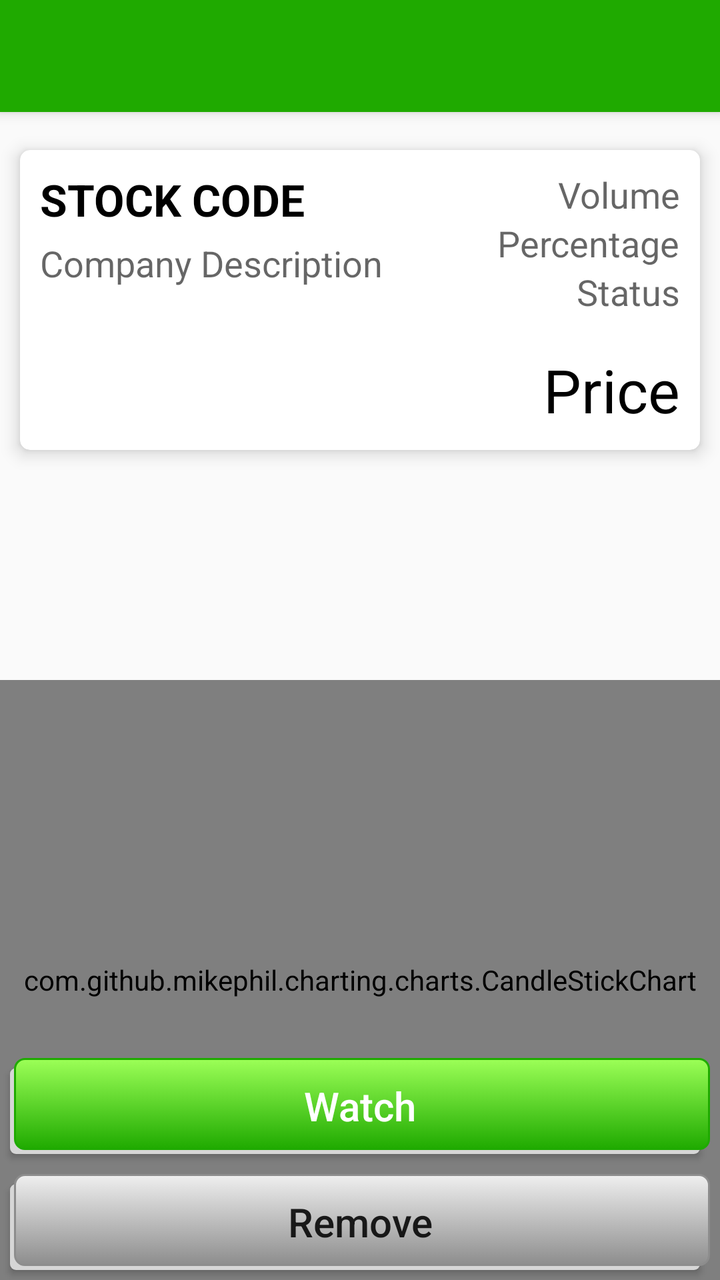
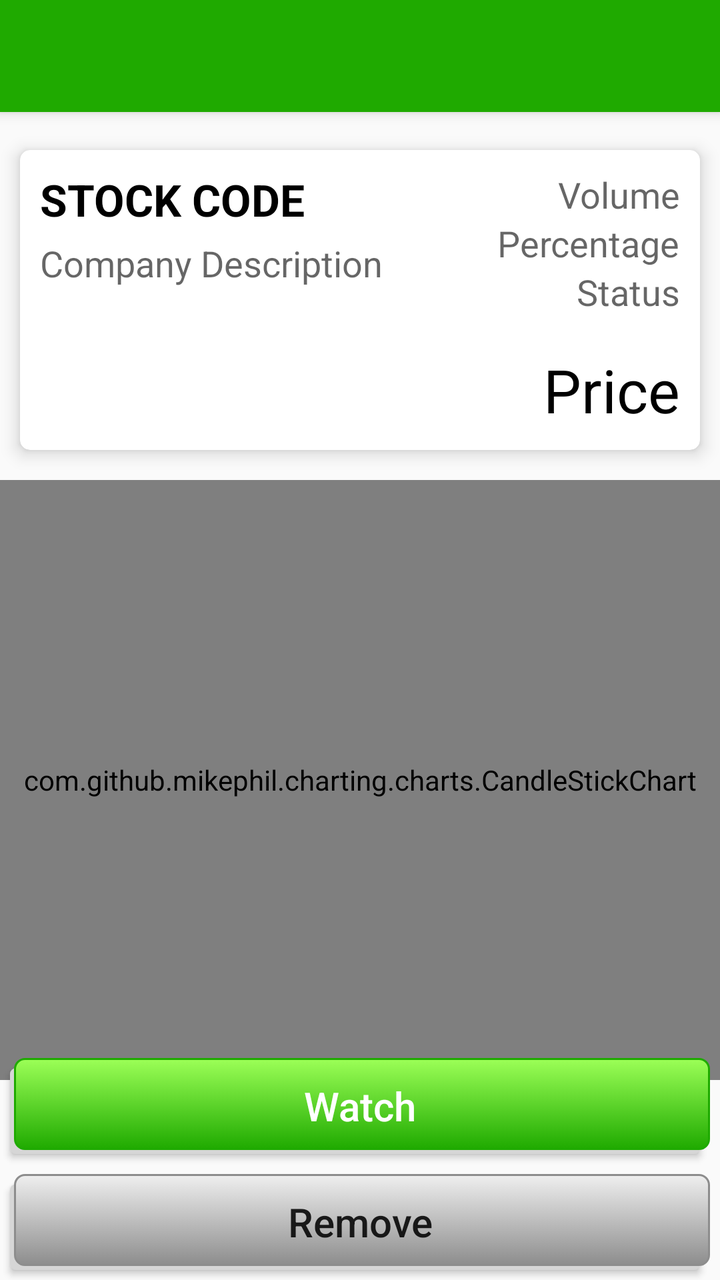

Compare the two renders of this Android layout. The source of the first and the diff that turns it into the second are given below.
<!-- AndroidManifest.xml: activity theme AppTheme.NoActionBar -->
<!-- res/layout/activity_stockitem_detail.xml -->
<?xml version="1.0" encoding="utf-8"?>
<android.support.design.widget.CoordinatorLayout xmlns:android="http://schemas.android.com/apk/res/android"
    xmlns:app="http://schemas.android.com/apk/res-auto"
    xmlns:tools="http://schemas.android.com/tools"
    android:layout_width="match_parent"
    android:layout_height="match_parent"
    android:fitsSystemWindows="true"
    tools:context=".StockItemDetailActivity">
    <android.support.design.widget.AppBarLayout
        android:layout_width="match_parent"
        android:layout_height="wrap_content"
        android:theme="@style/AppTheme.AppBarOverlay">
        <android.support.v7.widget.Toolbar
            android:id="@+id/toolbar"
            android:layout_width="match_parent"
            android:layout_height="?attr/actionBarSize"
            android:background="?attr/colorPrimary"
            app:popupTheme="@style/AppTheme.PopupOverlay" />
    </android.support.design.widget.AppBarLayout>

    <include
        layout="@layout/content_detail_stocks"
        android:layout_marginTop="65dp"
        android:layout_width="match_parent"
        android:layout_height="wrap_content"
     />

    
        
        
        
        
        
        
        
        
        

    <com.github.mikephil.charting.charts.CandleStickChart
        android:id="@+id/candle_stick_chart"
        android:layout_width="match_parent"
        android:layout_height="300dp"
        android:layout_gravity="bottom"
        />

    <android.support.design.widget.FloatingActionButton
        android:id="@+id/fab"
        android:layout_width="wrap_content"
        android:layout_height="wrap_content"
        android:layout_gravity="bottom|end"
        android:layout_margin="@dimen/fab_margin"
        app:srcCompat="@android:drawable/stat_notify_chat"
        android:visibility="gone"
        />
    <LinearLayout
        android:layout_width="match_parent"
        android:layout_height="wrap_content"
        android:orientation="vertical"
        android:layout_gravity="bottom"
        >
        <Button
            android:id="@+id/btn_watch_invest"
            android:layout_width="match_parent"
            android:layout_height="wrap_content"
            android:background="@color/design_default_color_primary"
            android:elevation="0dp"
            android:layout_margin="5dp"
            android:text="Invest"
            android:textColor="#ffff"
            android:visibility="gone"
            android:textSize="20sp" />
        <Button
            android:id="@+id/btn_watch_stock"
            android:layout_width="match_parent"
            android:layout_height="wrap_content"
            android:background="@drawable/button_bg"
            android:elevation="0dp"
            android:layout_margin="5dp"
            android:text="Watch"
            android:textColor="#ffff"
            android:textAllCaps="false"
            android:textSize="20sp" />
        <Button
            android:id="@+id/btn_watch_remove"
            android:layout_width="match_parent"
            android:layout_height="wrap_content"
            android:elevation="0dp"
            android:background="@drawable/button_bg_secondary"
            android:layout_margin="5dp"
            android:text="Remove"
            android:textAllCaps="false"
            android:textSize="20sp" />
    </LinearLayout>
</android.support.design.widget.CoordinatorLayout>
<!-- res/layout/content_detail_stocks.xml (included above) -->
<?xml version="1.0" encoding="utf-8"?>
<RelativeLayout xmlns:android="http://schemas.android.com/apk/res/android"
    xmlns:app="http://schemas.android.com/apk/res-auto"
    android:layout_width="match_parent"
    android:layout_height="wrap_content"
    xmlns:card_view="http://schemas.android.com/tools">
    <android.support.v7.widget.CardView
        android:layout_width="match_parent"
        android:layout_height="wrap_content"
        android:padding="10dp"
        android:layout_margin="10dp"
        app:cardCornerRadius="5dp"
        app:cardElevation="5dp"
        >
        <RelativeLayout
            android:layout_width="wrap_content"
            android:layout_height="150dp">
            <TextView
                android:id="@+id/txt_stock_symbol"
                android:layout_width="wrap_content"
                android:layout_height="wrap_content"
                android:textAllCaps="true"
                style="@style/Base.TextAppearance.AppCompat.Large"
                android:textColor="#000"
                android:layout_alignParentLeft="true"
                android:text="Stock Code"
                android:textStyle="bold"
                android:layout_marginLeft="10dp"
                android:layout_marginTop="10dp"
                />
            <TextView
                android:id="@+id/txt_company_description"
                android:layout_width="wrap_content"
                android:layout_height="wrap_content"
                android:text="Company Description"
                android:layout_below="@+id/txt_stock_symbol"
                android:layout_marginTop="5dp"
                style="@style/Base.TextAppearance.AppCompat.Medium"
                android:layout_marginLeft="10dp"
                />
            <LinearLayout
                android:layout_width="wrap_content"
                android:layout_height="fill_parent"
                android:orientation="vertical"
                android:layout_alignParentRight="true"
                android:layout_marginTop="10dp"
                >
                <TextView
                    android:id="@+id/txt_stock_volume"
                    android:layout_width="wrap_content"
                    android:layout_height="wrap_content"
                    android:text="Volume"
                    style="@style/Base.TextAppearance.AppCompat.Medium"
                    android:layout_gravity="right"
                    android:layout_marginRight="10dp"
                    />
                <TextView
                    android:id="@+id/txt_stock_percent"
                    android:layout_width="wrap_content"
                    android:layout_height="wrap_content"
                    android:layout_marginRight="10dp"
                    android:text="Percentage"
                    style="@style/Base.TextAppearance.AppCompat.Medium"
                    android:layout_gravity="right"
                    />

                <TextView
                    android:id="@+id/txt_stock_status"
                    android:layout_width="wrap_content"
                    android:layout_height="wrap_content"
                    android:layout_marginRight="10dp"
                    android:text="Status"
                    style="@style/Base.TextAppearance.AppCompat.Medium"
                    android:layout_gravity="right"
                    />
            </LinearLayout>
            <TextView
                android:id="@+id/txt_stock_price"
                android:layout_width="wrap_content"
                android:layout_height="wrap_content"
                android:textColor="#000"
                android:text="Price"
                android:layout_alignParentBottom="true"
                android:layout_alignParentRight="true"
                android:textSize="30sp"
                android:layout_margin="10dp"
                android:layout_gravity="right"
                />
        </RelativeLayout>
    </android.support.v7.widget.CardView>

</RelativeLayout>
<!-- resources referenced by this layout -->
<resources>
  <dimen name="fab_margin">16dp</dimen>
  <!-- drawable button_bg (drawable) -->
  <selector xmlns:android="http://schemas.android.com/apk/res/android">
      <item>
          <layer-list>
              <item android:right="5dp" android:top="5dp">
                  <shape>
                      <corners android:radius="3dp" />
                      <solid android:color="#D6D6D6" />
                  </shape>
              </item>
              <item android:bottom="2dp" android:left="2dp">
                  <shape>
                      <gradient android:angle="270"
                          android:endColor="#1faa00" android:startColor="#9cff57" />
                      <stroke android:width="1dp" android:color="#1faa00" />
                      <corners android:radius="5dp" />
                      <padding android:bottom="10dp" android:left="10dp"
                          android:right="10dp" android:top="10dp" />
                  </shape>
              </item>
          </layer-list>
      </item>
  </selector>
  <!-- drawable button_bg_secondary (drawable) -->
  <selector xmlns:android="http://schemas.android.com/apk/res/android">
      <item>
          <layer-list>
              <item android:right="5dp" android:top="5dp">
                  <shape>
                      <corners android:radius="3dp" />
                      <solid android:color="#D6D6D6" />
                  </shape>
              </item>
              <item android:bottom="2dp" android:left="2dp">
                  <shape>
                      <gradient android:angle="270"
                          android:endColor="#8d8d8d" android:startColor="#efefef" />
                      <stroke android:width="1dp" android:color="#8d8d8d" />
                      <corners android:radius="5dp" />
                      <padding android:bottom="10dp" android:left="10dp"
                          android:right="10dp" android:top="10dp" />
                  </shape>
              </item>
          </layer-list>
      </item>
  </selector>
  <style name="AppTheme.AppBarOverlay" parent="ThemeOverlay.AppCompat.Dark.ActionBar" />
  <style name="AppTheme.PopupOverlay" parent="ThemeOverlay.AppCompat.Light" />
  <style name="AppTheme.NoActionBar">
          <item name="windowActionBar">false</item>
          <item name="windowNoTitle">true</item>
      </style>
</resources>

<!-- the commit's change to res/layout/activity_stockitem_detail.xml (unified diff, before → after) -->
@@ -17,12 +17,15 @@
             android:background="?attr/colorPrimary"
             app:popupTheme="@style/AppTheme.PopupOverlay" />
     </android.support.design.widget.AppBarLayout>
-
+    <RelativeLayout
+        android:layout_width="wrap_content"
+        android:layout_height="wrap_content">
     <include
         layout="@layout/content_detail_stocks"
         android:layout_marginTop="65dp"
-        android:layout_width="match_parent"
+        android:layout_width="wrap_content"
         android:layout_height="wrap_content"
+        android:id="@+id/card_info"
      />
 
     
@@ -40,8 +43,11 @@
         android:id="@+id/candle_stick_chart"
         android:layout_width="match_parent"
         android:layout_height="300dp"
-        android:layout_gravity="bottom"
+        android:layout_marginTop="5dp"
+        android:layout_below="@+id/card_info"
         />
+    </RelativeLayout>
+
 
     <android.support.design.widget.FloatingActionButton
         android:id="@+id/fab"
